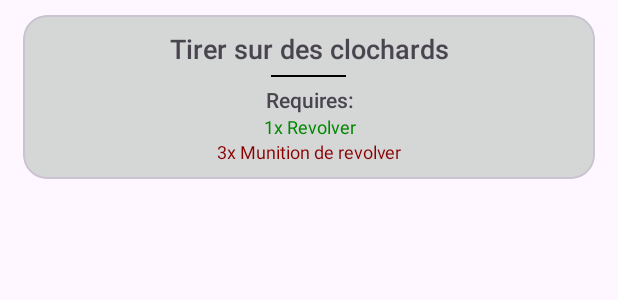
After one commit to dressmer/s401, an Android app: the layout button_card.xml on its own in the app's theme, with its tools: preview values and no code run, on a phone screen of 412 x 824 dp. The commit adds this screen. Shown: the top 300 px of the screen. Run offline under Robolectric (Android 15) with nearby library versions, the light colour scheme and no system bars.

Commit message:
ajout design button_card

```diff
--- a/Explorer/app/src/main/java/com/example/explorer/GameActivity.java
+++ b/Explorer/app/src/main/java/com/example/explorer/GameActivity.java
@@ -130,6 +130,13 @@ public class GameActivity extends AppCompatActivity {
 
                 // Check if the action requires anything
                 if (action.has("require")) {
+                    JSONArray requireJSON = action.getJSONArray("require");
+                    for (int j = 0; j < requireJSON.length(); j++) {
+                        String requiredItemId = requireJSON.getString(j);
+                        if (getItemAmount(requiredItemId) >= 1) {
+
+                        }
+                    }
                     // TODO
                 }
 
--- /dev/null
+++ b/Explorer/app/src/main/res/layout/button_card.xml
@@ -0,0 +1,84 @@
+<?xml version="1.0" encoding="utf-8"?>
+<com.google.android.material.card.MaterialCardView xmlns:android="http://schemas.android.com/apk/res/android"
+    xmlns:app="http://schemas.android.com/apk/res-auto"
+    xmlns:tools="http://schemas.android.com/tools"
+    android:id="@+id/buttonCard"
+    android:layout_width="match_parent"
+    android:layout_height="wrap_content"
+    android:layout_marginHorizontal="15dp"
+    android:layout_marginVertical="10dp"
+    app:cardCornerRadius="16dp"
+    app:cardBackgroundColor="#D5D6D6">
+
+    <LinearLayout
+        android:layout_width="match_parent"
+        android:layout_height="wrap_content"
+        android:orientation="vertical"
+        android:layout_marginVertical="10dp">
+
+        <TextView
+            android:id="@+id/buttonText"
+            android:layout_width="match_parent"
+            android:layout_height="wrap_content"
+            android:fontFamily="sans-serif-medium"
+            android:gravity="center"
+            android:text="Tirer sur des clochards"
+            android:textSize="18sp" />
+
+        <LinearLayout
+            android:id="@+id/additionalInfosLayout"
+            android:layout_width="match_parent"
+            android:layout_height="wrap_content"
+            android:orientation="vertical">
+
+            <View
+                android:id="@+id/view"
+                android:layout_width="50dp"
+                android:layout_height="1dp"
+                android:layout_gravity="center"
+                android:layout_marginVertical="5dp"
+                android:background="@color/black"/>
+
+            <TextView
+                android:id="@+id/requiresText"
+                android:layout_width="match_parent"
+                android:layout_height="wrap_content"
+                android:fontFamily="sans-serif-medium"
+                android:gravity="center"
+                android:text="@string/text_button_requires"
+                android:textSize="14sp" />
+
+            <LinearLayout
+                android:id="@+id/requirementsLayout"
+                android:layout_width="match_parent"
+                android:layout_height="wrap_content"
+                android:orientation="vertical">
+
+                <TextView
+                    android:id="@+id/requirementText"
+                    android:layout_width="match_parent"
+                    android:layout_height="wrap_content"
+                    android:gravity="center"
+                    android:text="1x Revolver"
+                    android:textColor="@color/green"
+                    android:textSize="12sp" />
+
+                <TextView
+                    android:id="@+id/requirementText"
+                    android:layout_width="match_parent"
+                    android:layout_height="wrap_content"
+                    android:gravity="center"
+                    android:text="3x Munition de revolver"
+                    android:textColor="@color/red"
+                    android:textSize="12sp" />
+
+            </LinearLayout>
+
+        </LinearLayout>
+
+
+
+
+    </LinearLayout>
+
+</com.google.android.material.card.MaterialCardView>
--- /dev/null
+++ b/Explorer/app/src/main/res/layout/button_card_requirementtext.xml
@@ -0,0 +1,11 @@
+<?xml version="1.0" encoding="utf-8"?>
+<TextView xmlns:android="http://schemas.android.com/apk/res/android"
+    xmlns:app="http://schemas.android.com/apk/res-auto"
+    xmlns:tools="http://schemas.android.com/tools"
+    android:id="@+id/requirementText"
+    android:layout_width="match_parent"
+    android:layout_height="wrap_content"
+    android:gravity="center"
+    android:text="1x Revolver"
+    android:textColor="@color/green"
+    android:textSize="12sp" />
--- a/Explorer/app/src/main/res/values/colors.xml
+++ b/Explorer/app/src/main/res/values/colors.xml
@@ -2,4 +2,6 @@
 <resources>
     <color name="black">#FF000000</color>
     <color name="white">#FFFFFFFF</color>
+    <color name="green">#FF008800</color>
+    <color name="red">#FF880000</color>
 </resources>
--- a/Explorer/app/src/main/res/values/strings.xml
+++ b/Explorer/app/src/main/res/values/strings.xml
@@ -5,4 +5,5 @@
     <string name="won_game">Good game!</string>
     <string name="count_games_played">"Games played: "</string>
     <string name="count_games_won">"Games won: "</string>
+    <string name="text_button_requires">Requires:</string>
 </resources>
```
Also changed, not shown: 1 other file.
